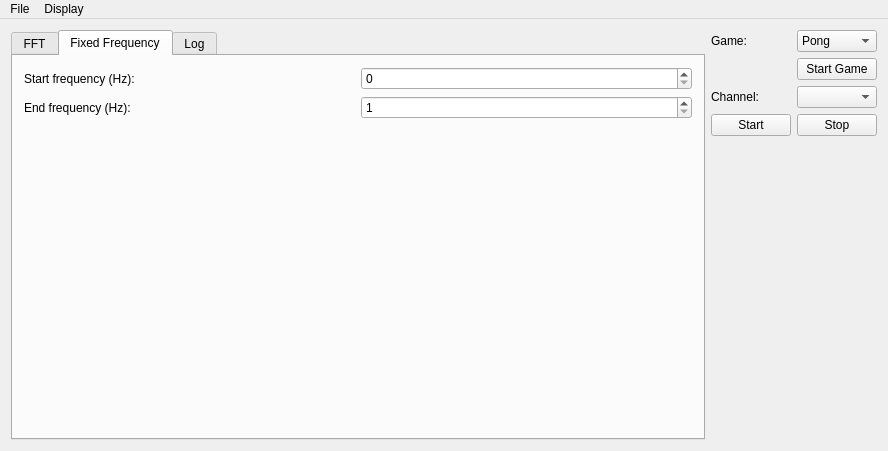
Babouchot/Epoch, file Brain_FrameWork/Epoch_GUI/mainwindow.ui: the form before one commit.
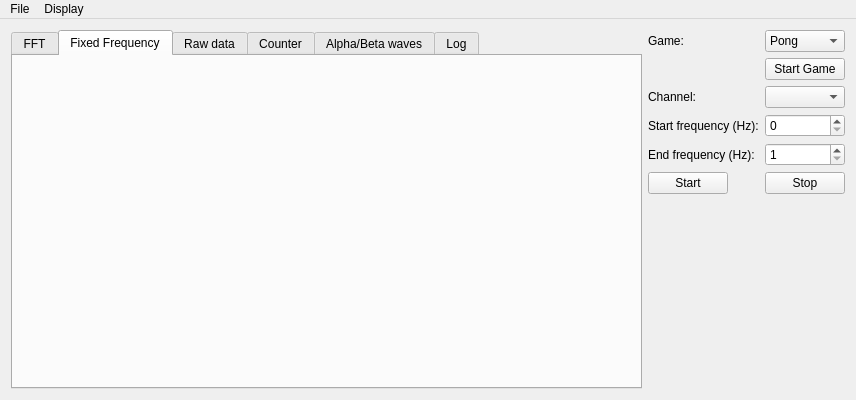
The form after the commit. The open tabs and pages were chosen to show the change. Custom widgets are drawn as their Qt base class.

Commit message: correcting few bugs and adding raw data functionalities

Patch:
```diff
--- a/Brain_FrameWork/Epoch_GUI/mainwindow.ui
+++ b/Brain_FrameWork/Epoch_GUI/mainwindow.ui
@@ -6,8 +6,8 @@
    <rect>
     <x>0</x>
     <y>0</y>
-    <width>888</width>
-    <height>451</height>
+    <width>856</width>
+    <height>400</height>
    </rect>
   </property>
   <property name="windowTitle">
@@ -35,50 +35,36 @@
         <string>Fixed Frequency</string>
        </attribute>
        <layout class="QVBoxLayout" name="verticalLayout">
-        <item>
-         <layout class="QHBoxLayout" name="startFreq">
-          <item>
-           <widget class="QLabel" name="labelStart">
-            <property name="text">
-             <string>Start frequency (Hz):</string>
-            </property>
-           </widget>
-          </item>
-          <item>
-           <widget class="QSpinBox" name="spinBoxStart">
-            <property name="maximum">
-             <number>63</number>
-            </property>
-           </widget>
-          </item>
-         </layout>
-        </item>
-        <item>
-         <layout class="QHBoxLayout" name="endFreq">
-          <item>
-           <widget class="QLabel" name="labelEnd">
-            <property name="text">
-             <string>End frequency (Hz):</string>
-            </property>
-           </widget>
-          </item>
-          <item>
-           <widget class="QSpinBox" name="spinBoxEnd">
-            <property name="minimum">
-             <number>1</number>
-            </property>
-            <property name="maximum">
-             <number>64</number>
-            </property>
-           </widget>
-          </item>
-         </layout>
-        </item>
         <item>
          <widget class="QCustomPlot" name="FreqCustomPlot" native="true"/>
         </item>
        </layout>
       </widget>
+      <widget class="QWidget" name="rawTab">
+       <attribute name="title">
+        <string>Raw data</string>
+       </attribute>
+       <layout class="QVBoxLayout" name="verticalLayout_4">
+        <item>
+         <widget class="QCustomPlot" name="rawCustomPlot" native="true"/>
+        </item>
+       </layout>
+      </widget>
+      <widget class="QWidget" name="counterTab">
+       <attribute name="title">
+        <string>Counter</string>
+       </attribute>
+       <layout class="QVBoxLayout" name="verticalLayout_5">
+        <item>
+         <widget class="QCustomPlot" name="counterCustomPlot" native="true"/>
+        </item>
+       </layout>
+      </widget>
+      <widget class="QWidget" name="histTab">
+       <attribute name="title">
+        <string>Alpha/Beta waves</string>
+       </attribute>
+      </widget>
       <widget class="QWidget" name="logTab">
        <attribute name="title">
         <string>Log</string>
@@ -166,20 +152,51 @@
       <item row="2" column="1">
        <widget class="QComboBox" name="channelComboBox"/>
       </item>
-      <item row="3" column="0">
+      <item row="5" column="0">
        <widget class="QPushButton" name="startAcqButton">
         <property name="text">
          <string>Start</string>
         </property>
        </widget>
       </item>
-      <item row="3" column="1">
+      <item row="5" column="1">
        <widget class="QPushButton" name="StopAcqButton">
         <property name="text">
          <string>Stop</string>
         </property>
        </widget>
       </item>
+      <item row="4" column="1">
+       <widget class="QSpinBox" name="spinBoxEnd">
+        <property name="minimum">
+         <number>1</number>
+        </property>
+        <property name="maximum">
+         <number>64</number>
+        </property>
+       </widget>
+      </item>
+      <item row="4" column="0">
+       <widget class="QLabel" name="labelEnd">
+        <property name="text">
+         <string>End frequency (Hz):</string>
+        </property>
+       </widget>
+      </item>
+      <item row="3" column="1">
+       <widget class="QSpinBox" name="spinBoxStart">
+        <property name="maximum">
+         <number>63</number>
+        </property>
+       </widget>
+      </item>
+      <item row="3" column="0">
+       <widget class="QLabel" name="labelStart">
+        <property name="text">
+         <string>Start frequency (Hz):</string>
+        </property>
+       </widget>
+      </item>
      </layout>
     </item>
    </layout>
@@ -189,7 +206,7 @@
     <rect>
      <x>0</x>
      <y>0</y>
-     <width>888</width>
+     <width>856</width>
      <height>25</height>
     </rect>
    </property>
```
Left out of the diff: 15 changed lines with no effect on the pictures. The commit also changes 2 other files.
